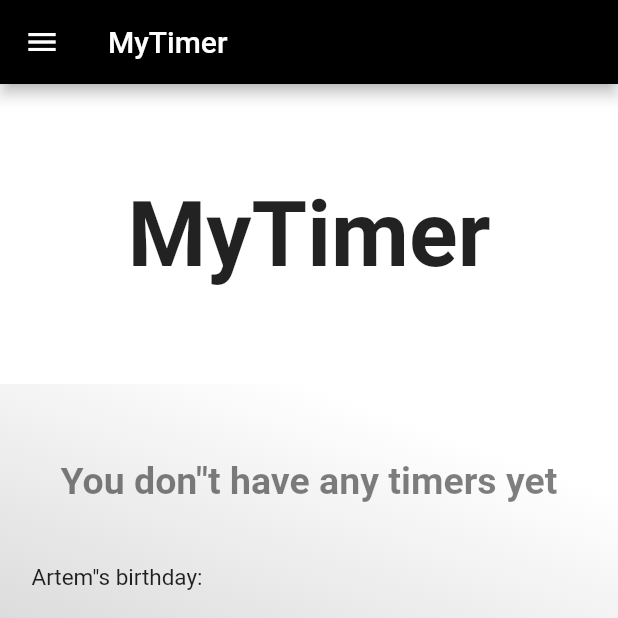
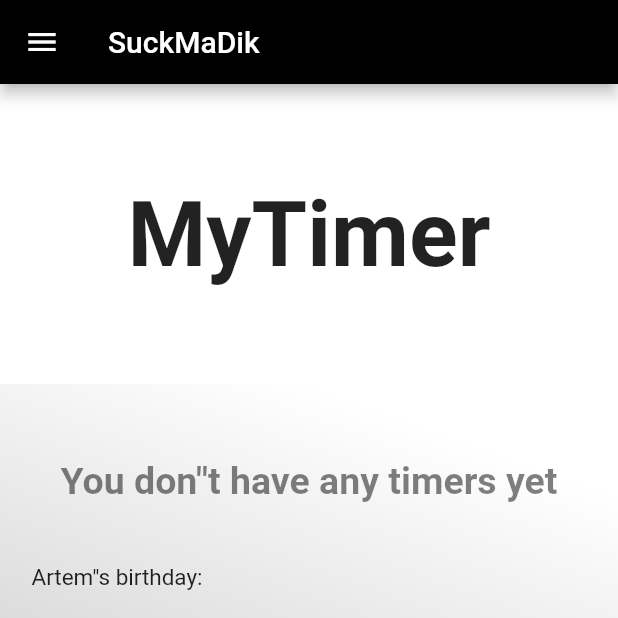
Before and after one commit to ortemmetro/CountDownTimer, a Flutter app: the screen it shows after launch, on a phone screen of 412 x 824 dp, the top half of it. Run offline on Flutter 3.47's test engine with Material 2 defaults, Android fonts, the phone set to English and light mode, and no system bars.

```diff
--- a/lib/main.dart
+++ b/lib/main.dart
@@ -13,7 +13,7 @@ class MyApp extends StatelessWidget {
     return Scaffold(
       drawer: NavDrawer(),
       appBar: AppBar(
-        title: Text('MyTimer'),
+        title: Text('SuckMaDik'),
         backgroundColor: Colors.black,
       ),
       floatingActionButton: SizedBox(
```
